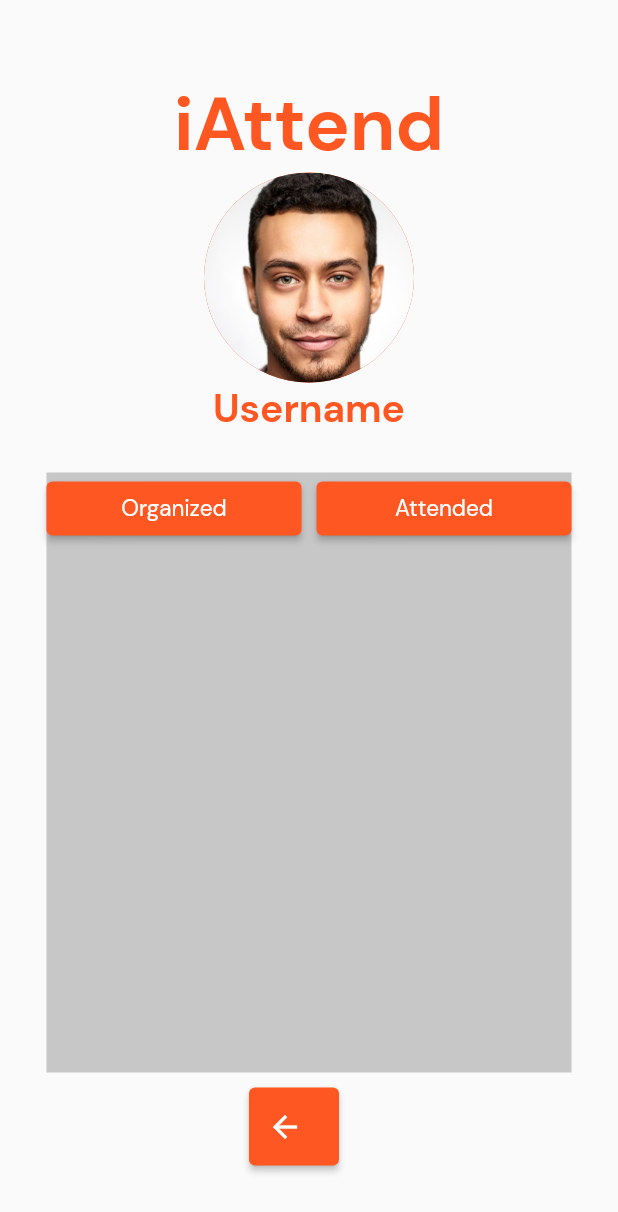
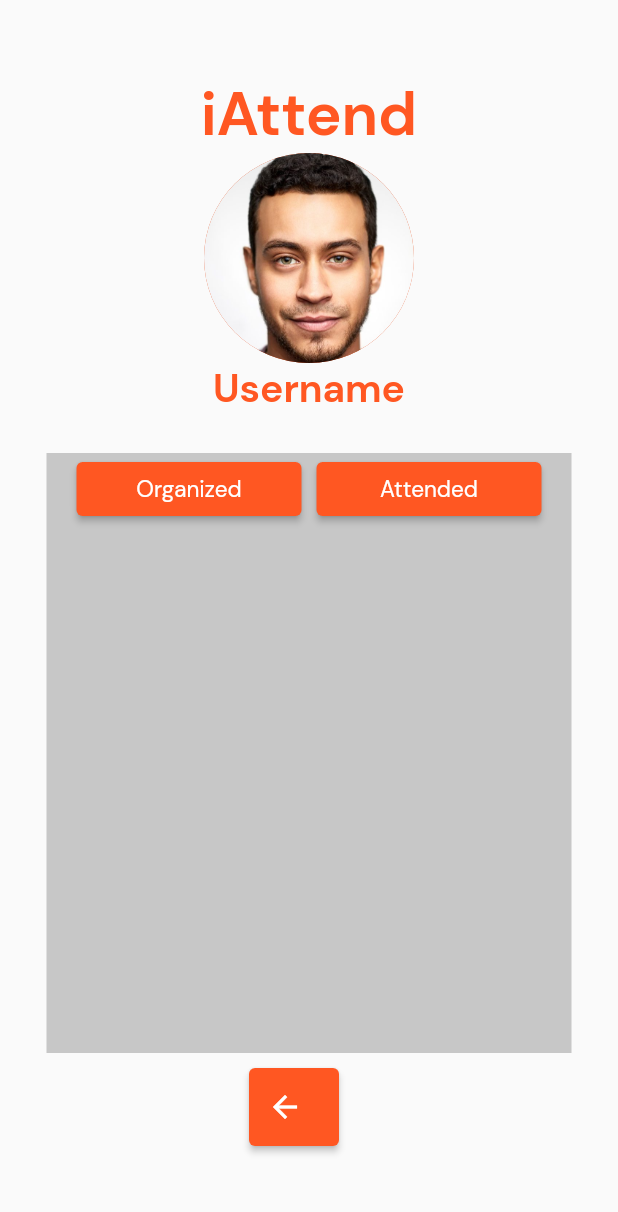
Before and after one commit to fanlit/cz3002_iattend, a Flutter app: the ProfilePageState screen opened directly, on a phone screen of 412 x 824 dp. Shown: the top 1212 px of the screen. Run offline on Flutter 3.47's test engine with Material 2 defaults, Android fonts, the phone set to English and light mode, and no system bars; our stand-ins replace camera, cloud_firestore, get_it, logger; missing offline and left inert: google_ml_kit, tflite_flutter; accounts and stored records are empty.

Commit message:
UI adjustments

```diff
--- a/lib/LoginPage.dart
+++ b/lib/LoginPage.dart
@@ -10,6 +10,8 @@ class LoginPageState extends StatelessWidget {
   TextEditingController shdw_controller = TextEditingController();
   @override
   Widget build(BuildContext context) {
+    double width = MediaQuery.of(context).size.width;
+    double height = MediaQuery.of(context).size.height;
     return Scaffold(
       // resizeToAvoidBottomInset: false,
         body: Container(
@@ -17,6 +19,8 @@ class LoginPageState extends StatelessWidget {
                 padding: const EdgeInsets.only(left: 30, right: 30, bottom: 30),
                 child: SingleChildScrollView(
                     child: Container(
+                      width: width,
+                      height: height,
                       // color: Colors.green,
                         child: Column(
                           crossAxisAlignment: CrossAxisAlignment.center,
@@ -81,6 +85,6 @@ class LoginPageState extends StatelessWidget {
                                     ]))
                           ],
                         ))))));
-    throw UnimplementedError();
+
   }
 }
--- a/lib/ProfilePage.dart
+++ b/lib/ProfilePage.dart
@@ -1,7 +1,6 @@
 import 'package:flutter/material.dart';
 import 'Templates.dart';
 import 'globalenv.dart';
-import 'HomePage.dart';
 import 'Widget/ProfilePictureWidget.dart';
 
 
@@ -50,11 +49,11 @@ class ProfilePageState extends StatelessWidget {
                                 height: 400,
                                 width: 350,
                                 child: Row(
-                                  mainAxisAlignment: MainAxisAlignment.start,
+                                  mainAxisAlignment: MainAxisAlignment.center,
                                   crossAxisAlignment: CrossAxisAlignment.start,
                                   children: <Widget>[
                                     SizedBox(
-                                              width: 170,
+                                              width: 150,
 
                                               child: ElevatedButton(
                                                   onPressed: () {}, // TODO: show organized events
@@ -64,7 +63,7 @@ class ProfilePageState extends StatelessWidget {
                                                   ))),
                                     SizedBox(width: 10),
                                     SizedBox(
-                                              width: 170,
+                                              width: 150,
 
                                               child: ElevatedButton(
                                                   onPressed: () {}, // TODO: show attended events
@@ -86,6 +85,6 @@ class ProfilePageState extends StatelessWidget {
                                 ]
     )
     )]))))));
-                                throw UnimplementedError();
+
   }
 }
--- a/lib/globalenv.dart
+++ b/lib/globalenv.dart
@@ -1,6 +1,6 @@
 library CZ3002_iAttend.globals;
 
-double fonttitle = 50;
+double fonttitle = 40;
 double fontregular = 18;
 final iconsize = List<double>.filled(150, 154);    // height = 152, width = 156
 double toppadding = 0;
--- a/pubspec.yaml
+++ b/pubspec.yaml
@@ -44,6 +44,7 @@ dependencies:
   firebase_database: ^9.0.8
   cloud_firestore: ^3.1.10
   provider: ^6.0.2
+  sizer: ^2.0.15
 
 
 dev_dependencies:
```
Also changed, not shown: lib/main.dart (indentation only), pubspec.lock.
